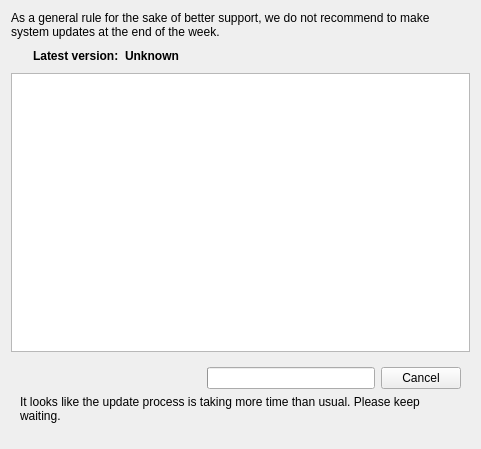
Above: client/src/ui/widgets/server_updates_widget.ui from networkoptix/nx_open before the change. Below: the same form after it.
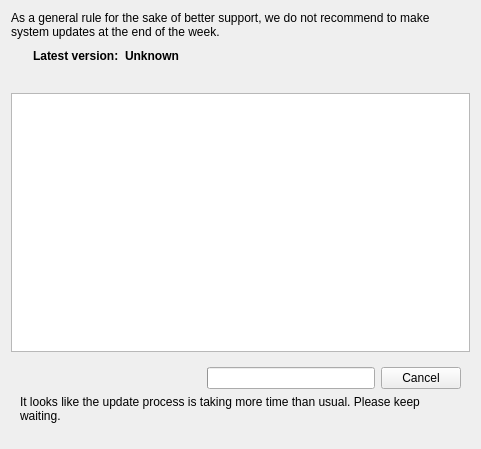
That is the form after the change. Custom widgets are drawn as their Qt base class.

Commit message:
(Issue #3871) :  Refactor "Update Status" on "Updates dialog"
Removing messageboxes

<==== Mercurial data ====>
Branch: master

```diff
--- a/client/src/ui/widgets/server_updates_widget.ui
+++ b/client/src/ui/widgets/server_updates_widget.ui
@@ -79,6 +79,13 @@
      </item>
     </layout>
    </item>
+   <item>
+    <widget class="QLabel" name="detailLabel">
+     <property name="text">
+      <string/>
+     </property>
+    </widget>
+   </item>
    <item>
     <widget class="QTableView" name="tableView"/>
    </item>
```
The commit also changes 2 other files.
